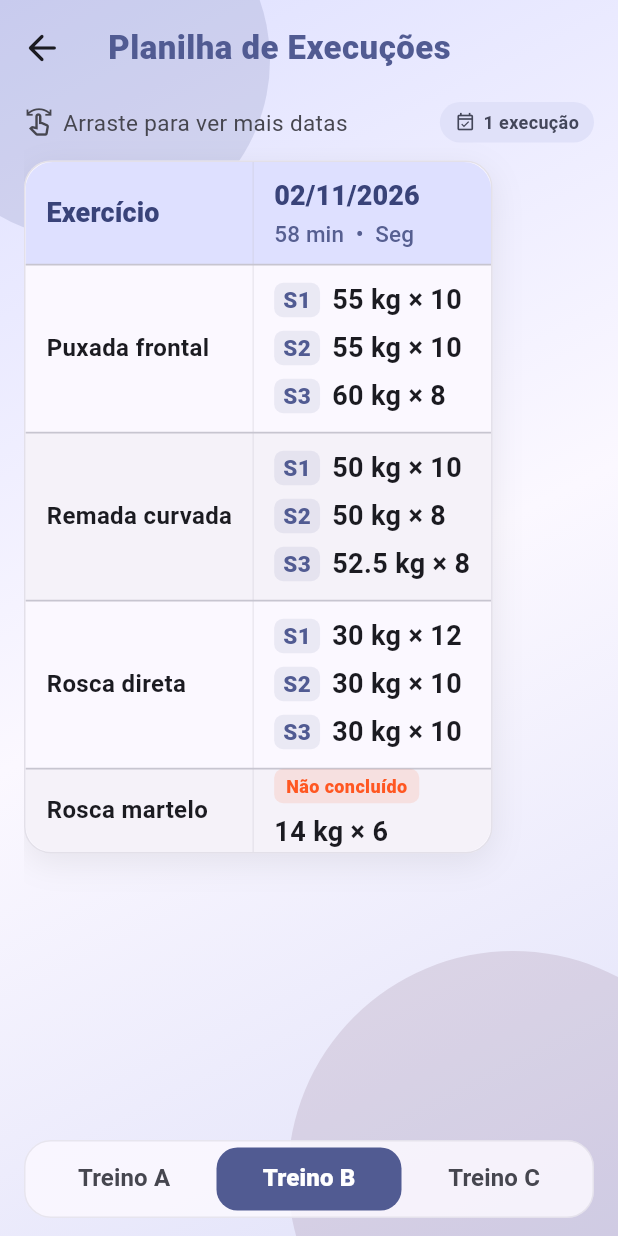
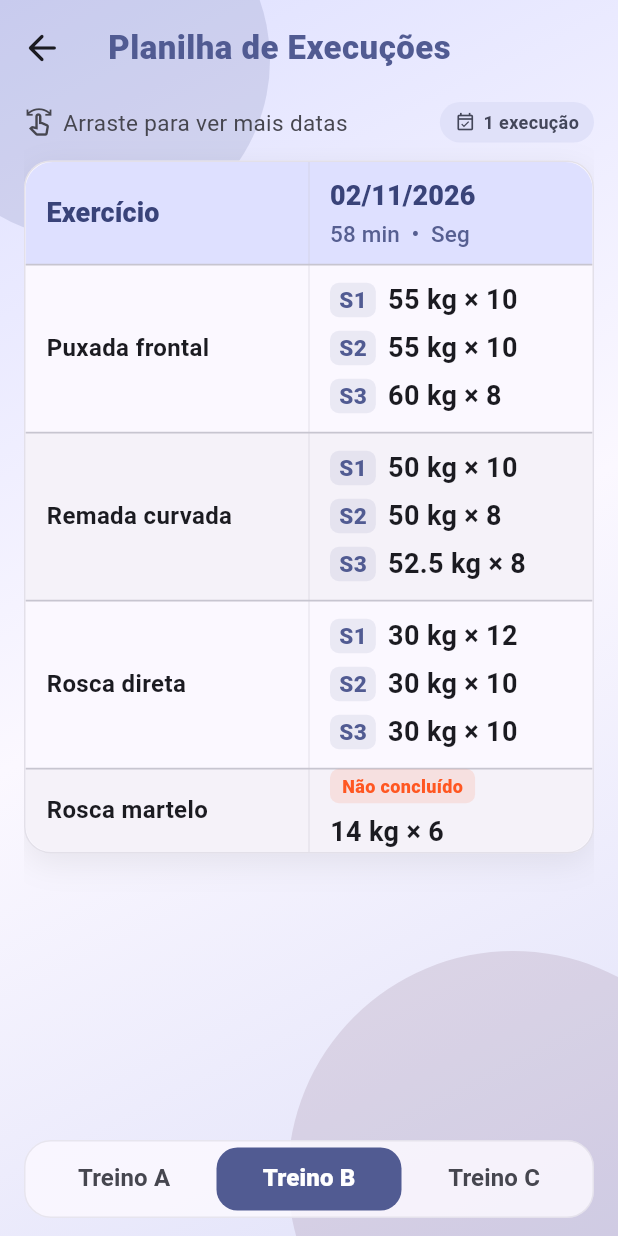
Before and after one commit to severo-bernardo04/mentz, a Flutter app: the WorkoutSpreadsheetPage screen opened directly, item 2 of the bottom bar chosen, on a phone screen of 412 x 824 dp. Run offline on Flutter 3.47's test engine with Material 3 defaults, Android fonts, the phone set to English and light mode, and no system bars; our stand-ins replace cloud_firestore, firebase_auth, firebase_core; accounts and stored records are empty.

Commit message:
style(training-history): make spreadsheet table fill the screen width

```diff
--- a/lib/features/training_history/widgets/spreadsheet_data_table.dart
+++ b/lib/features/training_history/widgets/spreadsheet_data_table.dart
@@ -74,11 +74,14 @@ class SpreadsheetDataTable extends StatelessWidget {
 
     // Rolagem vertical + horizontal: a tabela cresce em linhas (exercícios)
     // e em colunas (datas) sem estourar a área disponível da tela.
-    // Sem largura mínima: a tabela tem só a largura do conteúdo, então
-    // nenhuma coluna recebe espaço sobrando (ex.: treino com uma única execução).
-    return SingleChildScrollView(
+    // LayoutBuilder lê a largura disponível: a tabela ocupa no mínimo a tela inteira
+    // e, se tiver mais datas do que cabem, fica mais larga e rola para o lado.
+    return LayoutBuilder(
+      builder: (context, constraints) => SingleChildScrollView(
         child: SingleChildScrollView(
           scrollDirection: Axis.horizontal,
+          child: ConstrainedBox(
+            constraints: BoxConstraints(minWidth: constraints.maxWidth),
             child: Container(
               decoration: BoxDecoration(
                 color: cs.surface,
@@ -113,9 +116,15 @@ class SpreadsheetDataTable extends StatelessWidget {
                     ),
                   ),
                   columns: [
-                DataColumn(label: Text('Exercício', style: headerStyle)),
+                    // flex igual em todas as colunas: a largura que sobra na tela é
+                    // dividida por igual, sem concentrar o espaço em uma coluna só
+                    DataColumn(
+                      columnWidth: const IntrinsicColumnWidth(flex: 1),
+                      label: Text('Exercício', style: headerStyle),
+                    ),
                     for (final s in chronologicalSessions)
                       DataColumn(
+                        columnWidth: const IntrinsicColumnWidth(flex: 1),
                         label: Column(
                           mainAxisAlignment: MainAxisAlignment.center,
                           crossAxisAlignment: CrossAxisAlignment.start,
@@ -166,13 +175,16 @@ class SpreadsheetDataTable extends StatelessWidget {
                                 context,
                                 s.executedExercises.firstWhere(
                                   (e) => e.name == exerciseNames[i],
-                              orElse: () => const ExecutedExercise(name: ''),
+                                  orElse: () =>
+                                      const ExecutedExercise(name: ''),
                                 ),
                               ),
                             ),
                         ],
                       ),
                   ],
+                ),
+              ),
             ),
           ),
         ),
```
Lines whose indentation alone changed are shown as unchanged.
